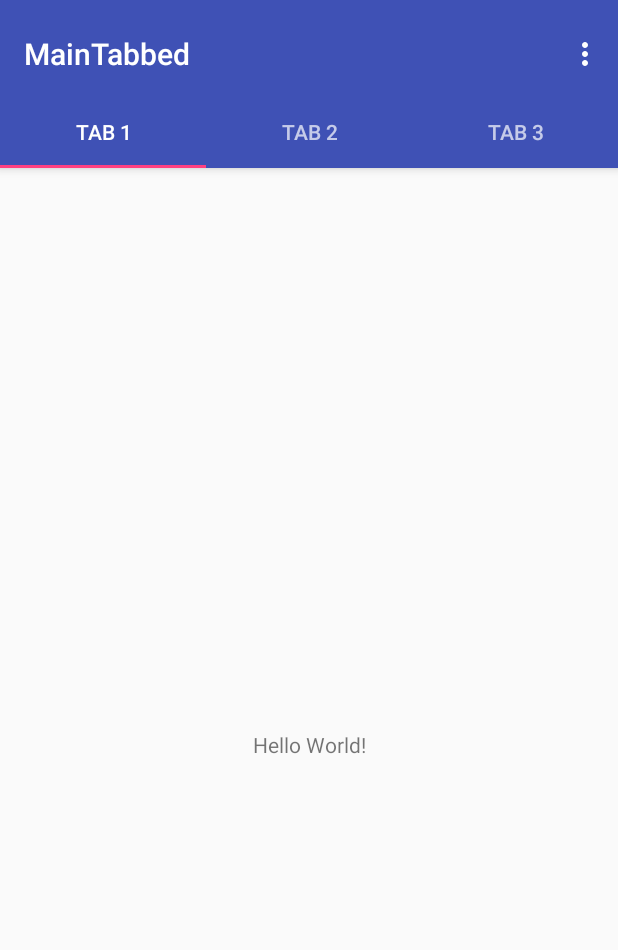
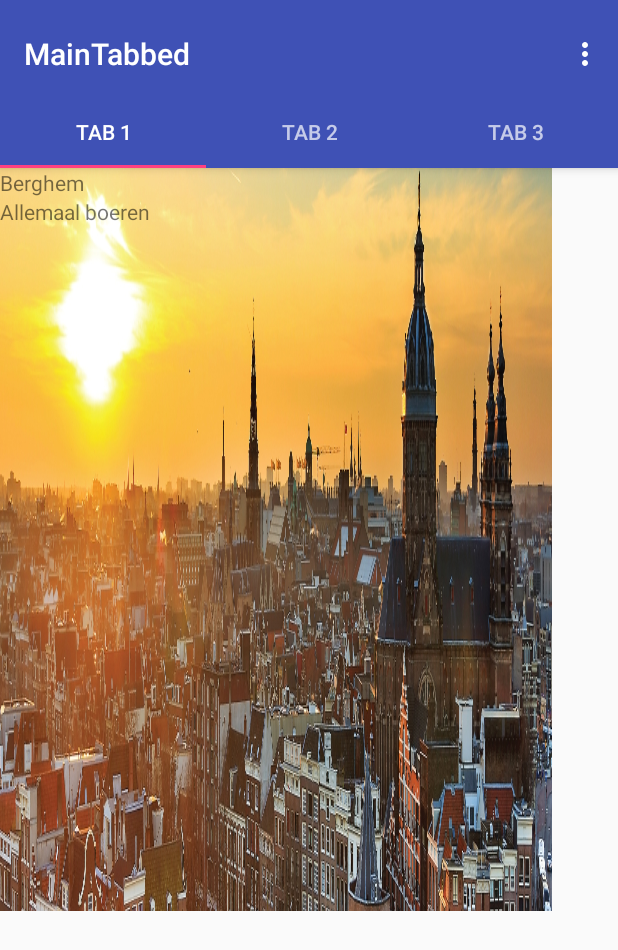
Before and after one commit to Merikw/GotToGoApp, an Android app: the screen it shows after launch (MainTabbed), on a phone screen of 412 x 824 dp. Shown: the top 950 px of the screen. Run offline under Robolectric (Android 15) with nearby library versions, the phone set to English and light mode, and no system bars.

Commit message:
Ik heb een listview gemaakt om de recommended cities in te laten zien. Ik ga nu proberen om er Cards van te maken ipv gewoon items die ik nu gebruik.

```diff
--- a/app/build.gradle
+++ b/app/build.gradle
@@ -29,6 +29,8 @@ dependencies {
     compile 'com.google.firebase:firebase-database:10.0.1'
     compile 'com.android.support:design:25.3.0'
     testCompile 'junit:junit:4.12'
+    //cardview
+    compile 'com.android.support:cardview-v7:25.3.0'
 }
 
 
--- /dev/null
+++ b/app/src/main/java/nl/gottogo/gottogoapplication/City.java
@@ -0,0 +1,52 @@
+package nl.gottogo.gottogoapplication;
+
+/**
+ * Created by dande on 30-3-2017.
+ */
+
+public class City {
+    private String name;
+    private int population;
+    private String description;
+    //hoe doe ik images, gewoon een referentie naar een drawable?
+    private String bannerRef;
+
+    public City(String name, int population, String description, String bannerRef) {
+        this.name = name;
+        this.population = population;
+        this.description = description;
+        this.bannerRef = bannerRef;
+    }
+
+    public String getName() {
+        return name;
+    }
+
+    public void setName(String name) {
+        this.name = name;
+    }
+
+    public int getPopulation() {
+        return population;
+    }
+
+    public void setPopulation(int population) {
+        this.population = population;
+    }
+
+    public String getDescription() {
+        return description;
+    }
+
+    public void setDescription(String description) {
+        this.description = description;
+    }
+
+    public String getBannerRef() {
+        return bannerRef;
+    }
+
+    public void setBannerRef(String bannerRef) {
+        this.bannerRef = bannerRef;
+    }
+}
--- /dev/null
+++ b/app/src/main/java/nl/gottogo/gottogoapplication/CityAdapter.java
@@ -0,0 +1,49 @@
+package nl.gottogo.gottogoapplication;
+
+import android.content.Context;
+import android.graphics.Bitmap;
+import android.graphics.drawable.Drawable;
+import android.view.LayoutInflater;
+import android.view.View;
+import android.view.ViewGroup;
+import android.widget.ArrayAdapter;
+import android.widget.ImageView;
+import android.widget.LinearLayout;
+import android.widget.TextView;
+
+import java.util.ArrayList;
+
+/**
+ * Created by dande on 30-3-2017.
+ */
+
+public class CityAdapter extends ArrayAdapter<City> {
+
+    public CityAdapter(Context context,ArrayList<City> cities) {
+        super(context,0,cities);
+    }
+    @Override
+    public View getView(int position, View convertView, ViewGroup parent){
+        City city = getItem(position);
+
+
+
+        if(convertView == null){
+            convertView = LayoutInflater.from(getContext()).inflate(R.layout.item_city,parent,false);
+        }
+
+        LinearLayout linearLayout = (LinearLayout) convertView.findViewById(R.id.llcity);
+        TextView tvCityName = (TextView) convertView.findViewById(R.id.tvCityName);
+        TextView tvCityDescription = (TextView) convertView.findViewById(R.id.tvCityDescription);
+
+
+
+        linearLayout.setBackgroundResource(R.drawable.amsterdam);
+        tvCityName.setText(city.getName());
+        tvCityDescription.setText(city.getDescription());
+
+
+        return convertView;
+    }
+
+}
--- a/app/src/main/java/nl/gottogo/gottogoapplication/MainTabbed.java
+++ b/app/src/main/java/nl/gottogo/gottogoapplication/MainTabbed.java
@@ -122,5 +122,7 @@ public class MainTabbed extends AppCompatActivity {
             }
             return null;
         }
+
+
     }
 }
--- a/app/src/main/java/nl/gottogo/gottogoapplication/Tab1.java
+++ b/app/src/main/java/nl/gottogo/gottogoapplication/Tab1.java
@@ -9,12 +9,26 @@ import android.os.Bundle;
 import android.view.LayoutInflater;
 import android.view.View;
 import android.view.ViewGroup;
+import android.widget.ArrayAdapter;
+import android.widget.ListView;
+
+import java.util.ArrayList;
 
 public class Tab1 extends Fragment{
 
     @Override
     public View onCreateView(LayoutInflater inflater, ViewGroup container, Bundle savedInstanceState){
         View rootView = inflater.inflate(R.layout.tab1, container, false);
+       //Find the listview
+        ListView lv = (ListView)rootView.findViewById(R.id.LvRec);
+        //test data
+        ArrayList<City> data = new ArrayList<City>();
+        data.add(new City("Berghem", 10,"Allemaal boeren","plaatjeid"));
+        data.add(new City("Oss", 90000," coole gozers","plaatjeid"));
+        //Defining an adapter
+        CityAdapter ca = new CityAdapter(this.getContext(),data);
+
+        lv.setAdapter(ca);
         return rootView;
     }
 }
--- /dev/null
+++ b/app/src/main/res/layout/card_city.xml
@@ -0,0 +1,13 @@
+<?xml version="1.0" encoding="utf-8"?>
+<android.support.v7.widget.CardView
+    xmlns:card_view="http://schemas.android.com/apk/res-auto"
+    xmlns:android="http://schemas.android.com/apk/res/android"
+    android:layout_height="wrap_content"
+    android:layout_width="match_parent"
+    android:layout_margin="10dp">
+    <TextView
+        android:id="@+id/text_cardview"
+        android:layout_width="wrap_content"
+        android:layout_height="wrap_content"
+        android:padding="20dp" />
+</android.support.v7.widget.CardView>
--- /dev/null
+++ b/app/src/main/res/layout/item_city.xml
@@ -0,0 +1,19 @@
+<?xml version="1.0" encoding="utf-8"?>
+<LinearLayout xmlns:android="http://schemas.android.com/apk/res/android"
+    android:id="@+id/llcity"
+    android:layout_width="match_parent"
+    android:layout_height="match_parent"
+    android:orientation="vertical">
+
+    <TextView
+        android:id="@+id/tvCityName"
+        android:layout_width="wrap_content"
+        android:layout_height="wrap_content" />
+
+    <TextView
+        android:id="@+id/tvCityDescription"
+        android:layout_width="wrap_content"
+        android:layout_height="wrap_content" />
+
+
+</LinearLayout>
--- a/app/src/main/res/layout/tab1.xml
+++ b/app/src/main/res/layout/tab1.xml
@@ -6,13 +6,10 @@
     android:layout_height="match_parent"
     tools:context="nl.gottogo.gottogoapplication.MainActivity">
 
-    <TextView
-        android:layout_width="wrap_content"
-        android:layout_height="wrap_content"
-        android:text="Hello World!"
-        app:layout_constraintBottom_toBottomOf="parent"
-        app:layout_constraintLeft_toLeftOf="parent"
-        app:layout_constraintRight_toRightOf="parent"
-        app:layout_constraintTop_toTopOf="parent" />
-
+    <ListView
+        android:id="@+id/LvRec"
+        android:layout_width="368dp"
+        android:layout_height="495dp"
+        tools:layout_editor_absoluteX="8dp"
+        tools:layout_editor_absoluteY="8dp" />
 </android.support.constraint.ConstraintLayout>
```
Also changed, not shown: app/src/main/res/drawable/amsterdam.jpg (added).
